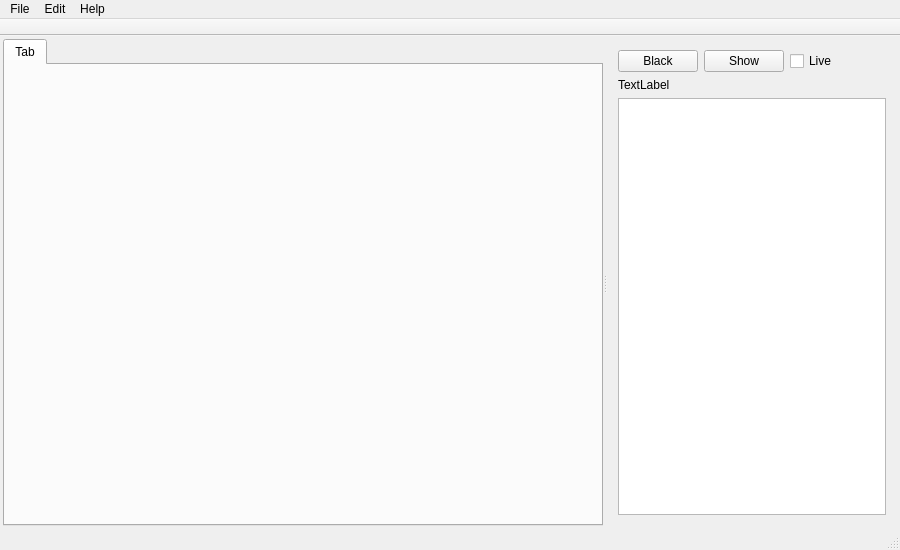
Qt form src/softprojector.ui (SoftProjector/src) before a commit.
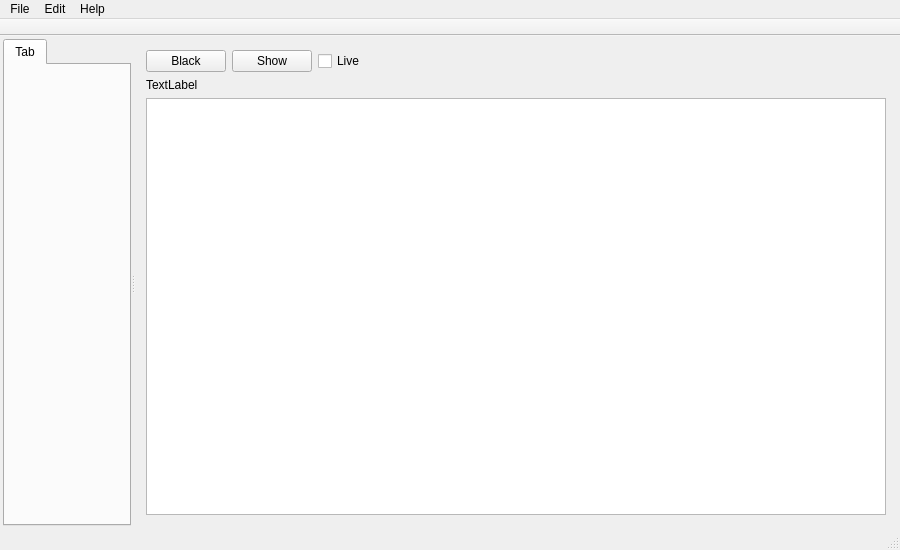
The same form after that commit.

Commit message: Minor layout changes, including smaller minimum sizes for some frames

```diff
--- a/src/softprojector.ui
+++ b/src/softprojector.ui
@@ -12,7 +12,7 @@
   </property>
   <property name="minimumSize">
    <size>
-    <width>900</width>
+    <width>700</width>
     <height>550</height>
    </size>
   </property>
@@ -47,8 +47,8 @@
       <widget class="QTabWidget" name="tabWidget">
        <property name="minimumSize">
         <size>
-         <width>600</width>
-         <height>400</height>
+         <width>0</width>
+         <height>0</height>
         </size>
        </property>
        <property name="currentIndex">
```
The commit also changes 2 other files.
